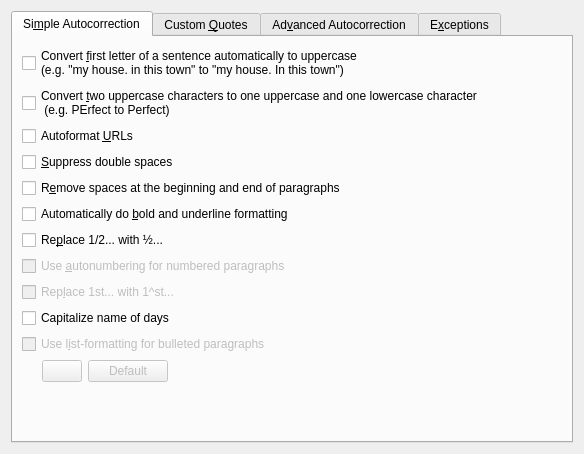
Above: plugins/autocorrection/AutocorrectConfig.ui from KDE/krita before the change. Below: the same form after it.
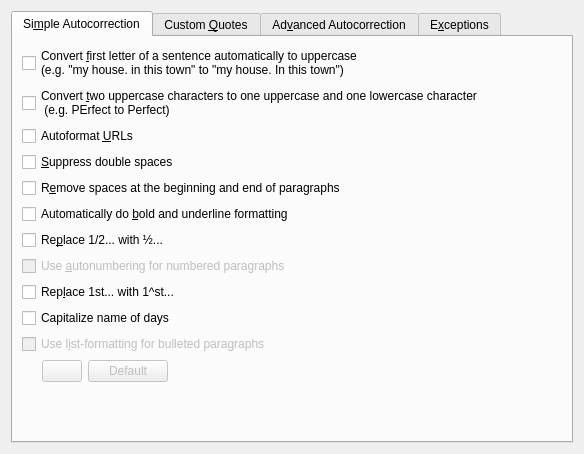
That is the form after the change.

Commit message: Autocorrection: superscriptAppendix

Patch:
```diff
--- a/plugins/autocorrection/AutocorrectConfig.ui
+++ b/plugins/autocorrection/AutocorrectConfig.ui
@@ -114,7 +114,7 @@
        <item>
         <widget class="QCheckBox" name="autoSuperScript" >
          <property name="enabled" >
-          <bool>false</bool>
+          <bool>true</bool>
          </property>
          <property name="text" >
           <string>Rep&amp;lace 1st... with 1^st...</string>
```
The commit also changes 1 other file.
